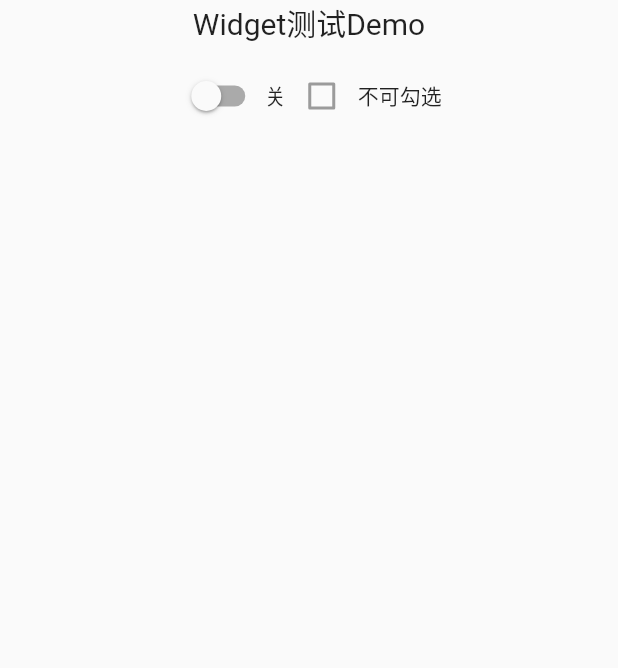
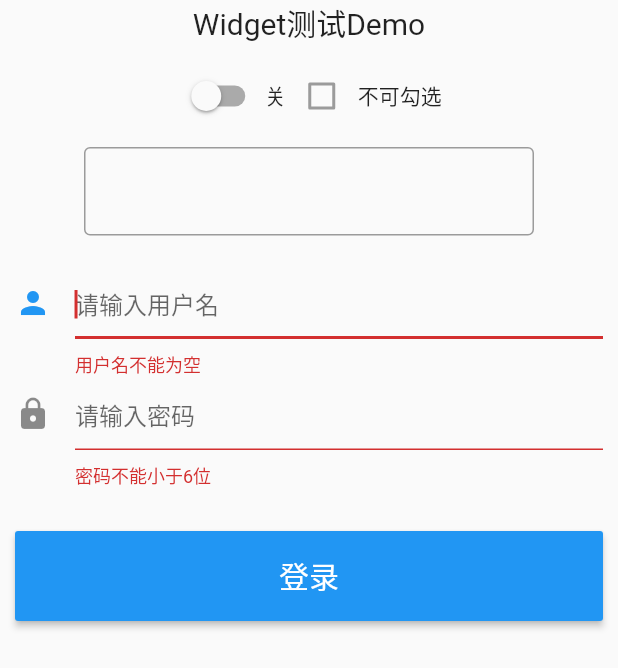
Before and after one commit to xutao123/flutter_wechat, a Flutter app: the DemoView screen opened directly, on a phone screen of 412 x 824 dp. Shown: the top 668 px of the screen. Run offline on Flutter 3.47's test engine with Material 2 defaults, Android fonts, the phone set to English and light mode, and no system bars; our stand-ins replace flutter_redux, redux.

Commit message:
TextField Form使用demo

```diff
--- a/lib/activity/DemoView.dart
+++ b/lib/activity/DemoView.dart
@@ -1,4 +1,6 @@
 import 'package:flutter/material.dart';
+import 'package:flutter_redux/flutter_redux.dart';
+import 'package:flutter_wechat/redux/AppState.dart';
 import 'package:flutter_wechat/view/TitlessScaffold.dart';
 
 class DemoView extends StatefulWidget {
@@ -10,31 +12,50 @@ class DemoView extends StatefulWidget {
 
 class DemoState extends State<DemoView> {
   bool _switchState = false;
-  bool _canCheck = false;
   bool _checkState = false;
+  TextEditingController _textEditingController = TextEditingController();
+  TextEditingController _nameEditingController = TextEditingController();
+  TextEditingController _pwdEditingController = TextEditingController();
 
   @override
   Widget build(BuildContext context) {
     return TitlessScaffold(
-      body: Column(
-        crossAxisAlignment: CrossAxisAlignment.center,
-        children: <Widget>[
-          Center(child: Text("Widget测试Demo", style: TextStyle(fontSize: 20),)),
-          Padding(padding: EdgeInsets.only(top: 10),),
-          buildSwitchCheck(),
-        ],
+      body: SingleChildScrollView(
+        child: Column(
+          crossAxisAlignment: CrossAxisAlignment.center,
+          children: <Widget>[
+            Center(
+                child: Text(
+              "Widget测试Demo",
+              style: TextStyle(fontSize: 20),
+            )),
+            Padding(
+              padding: EdgeInsets.only(top: 10),
+            ),
+            buildSwitchCheck(),
+            Padding(
+              padding: EdgeInsets.only(top: 10),
+            ),
+            buildTextField(),
+            Padding(
+              padding: EdgeInsets.only(top: 10),
+            ),
+            buildFormLogin(),
+          ],
+        ),
       ),
     );
   }
 
-  /// 创建开关和选择框
+  /// Switch CheckBox
   Widget buildSwitchCheck() {
     return Center(
       child: Row(
         mainAxisSize: MainAxisSize.min,
         children: <Widget>[
           Switch(
-            onChanged: (bool) { /// onChanged是一个参数是boolean类型的函数
+            onChanged: (bool) {
+              /// onChanged是一个参数是boolean类型的函数
               setState(() {
                 _switchState = bool;
               });
@@ -42,13 +63,119 @@ class DemoState extends State<DemoView> {
             value: _switchState,
           ),
           Text(_switchState ? "开" : "关"),
-          Checkbox(value: _checkState, onChanged: _switchState ? (bool){setState(() {
-            _checkState = bool;
-          });} : null),
+          Checkbox(
+              value: _checkState,
+              onChanged: _switchState
+                  ? (bool) {
+                      setState(() {
+                        _checkState = bool;
+                      });
+                    }
+                  : null),
           Text(_switchState ? "可以勾选" : "不可勾选"),
         ],
       ),
     );
   }
 
+  /// TextField
+  Widget buildTextField() {
+    return StoreConnector<AppState, Color>(
+        converter: (store) => store.state.themeColor,
+        builder: (context, themeColor) {
+          return Container(
+            width: 300,
+            height: 60,
+            child: TextField(
+              decoration: InputDecoration(
+                border: OutlineInputBorder(),
+
+                /// 和设置的主题色保持一致
+                focusedBorder: OutlineInputBorder(borderSide: BorderSide(color: themeColor)),
+              ),
+              controller: _textEditingController,
+              maxLines: 1,
+              textInputAction: TextInputAction.done,
+              onEditingComplete: () => print("onEditingComplete 内容：${_textEditingController.text}"),
+              onChanged: (value) => print("onChanged 内容：$value"),
+              onSubmitted: (value) => print("onSubmitted 内容：$value"),
+              onTap: () => print("onTap 内容"),
+            ),
+          );
+        });
+  }
+
+  /// Form FormField
+  Widget buildFormLogin() {
+    return Form(
+      autovalidate: true,
+      child: Padding(
+        padding: const EdgeInsets.all(10.0),
+        child: Column(
+          children: <Widget>[
+            TextFormField(
+              autofocus: true,
+              controller: _nameEditingController,
+              decoration: InputDecoration(
+                hintText: "请输入用户名",
+                icon: Icon(Icons.person),
+              ),
+              validator: (value) => value.trim().length > 0 ? null : "用户名不能为空",
+            ),
+            TextFormField(
+              autofocus: false,
+              controller: _pwdEditingController,
+              decoration: InputDecoration(
+                hintText: "请输入密码",
+                icon: Icon(Icons.lock),
+              ),
+              validator: (value) => validatorPwd(value),
+            ),
+            Padding(
+              padding: const EdgeInsets.only(top: 28),
+              child: Row(
+                children: <Widget>[
+                  Expanded(
+                    /// 使用Builder来构建Widget,此时使用的context是Widget构建节点的context
+                    /// 不能直接使用Widget，需要使用Builder来构建此时的Widget才正确
+                    child: Builder(
+                      builder: (context) => RaisedButton(
+                        child: Container(
+                          height: 60,
+                          child: Center(
+                            child: Text(
+                              "登录",
+                              style: TextStyle(fontSize: 20, color: Colors.white),
+                            ),
+                          ),
+                        ),
+                        color: Colors.blue,
+                        onPressed: () {
+                          if (Form.of(context).validate()) {
+                            print("登录成功");
+                          } else {
+                            print("登录失败");
+                          }
+                        },
+                      ),
+                    ),
+                  ),
+                ],
+              ),
+            ),
+          ],
+        ),
+      ),
+    );
+  }
+
+  String validatorPwd(String value) {
+    var len = value.trim().length;
+    if (len < 6) {
+      return "密码不能小于6位";
+    } else if (len > 10) {
+      return "密码不能大于10位";
+    }
+    return null;
+  }
 }
```
Also changed, not shown: lib/activity/SearchView.dart (+5 -3 lines).
